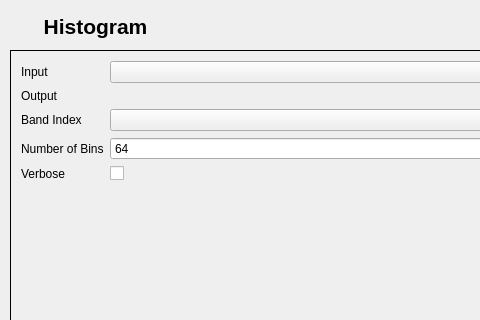
Before: the Qt Designer form histogram/histogram_dialog_base.ui in AUGSignals/qgis-plugins, drawn with Qt 5; both pictures show x 0 to 480 and y 0 to 320 of the 628 by 517 pixel window.
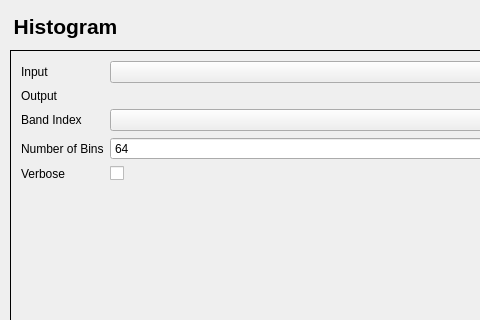
After: the same form once the commit is applied. Custom widgets are drawn as their Qt base class.

The edit to the form file:
```diff
--- a/histogram/histogram_dialog_base.ui
+++ b/histogram/histogram_dialog_base.ui
@@ -34,7 +34,7 @@
     <rect>
      <x>10</x>
      <y>10</y>
-     <width>171</width>
+     <width>111</width>
      <height>33</height>
     </rect>
    </property>
```
Left out of the diff: 2 changed lines with no effect on the pictures.
